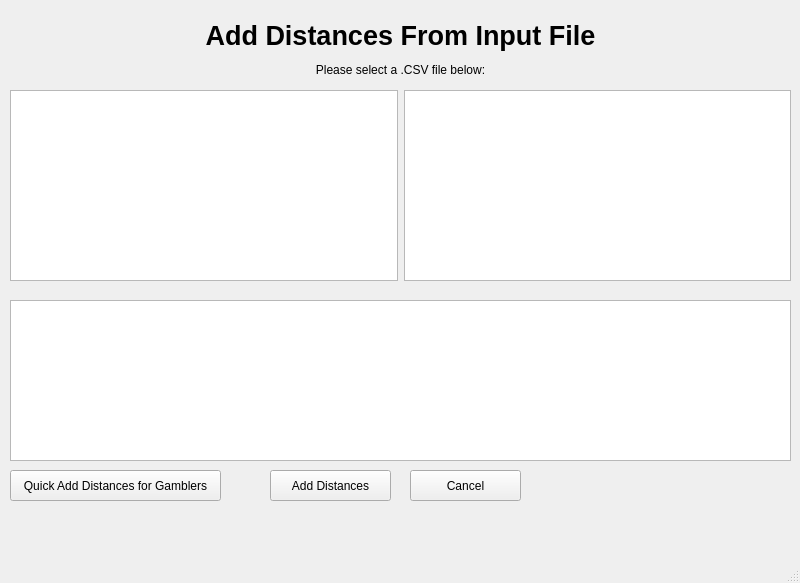
The window that StadiumTourProject/mainwindow.ui (joeyCampbelll/CS1D-Project-2) describes before a commit, drawn with Qt 5.
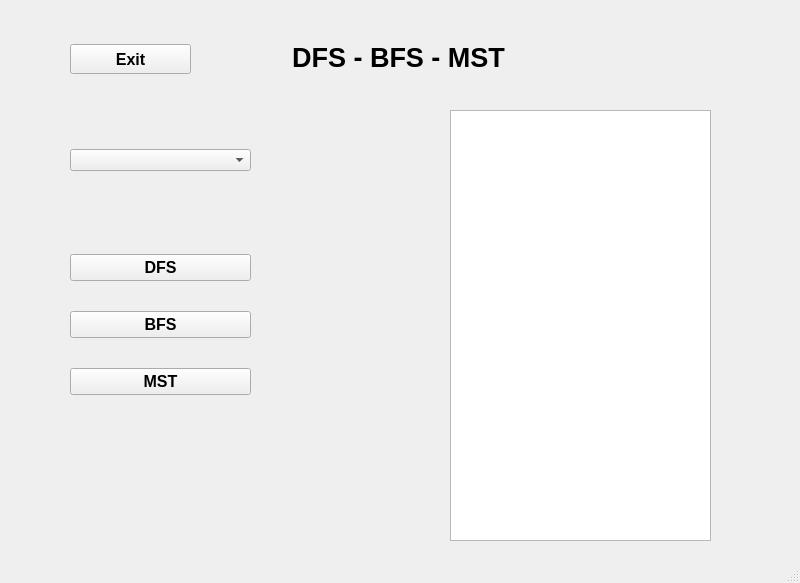
The same window after the commit.

Commit message: working on page for dfs/bfs/mst

What changed in the file:
```diff
--- a/StadiumTourProject/mainwindow.ui
+++ b/StadiumTourProject/mainwindow.ui
@@ -24,7 +24,7 @@
      </rect>
     </property>
     <property name="currentIndex">
-     <number>5</number>
+     <number>10</number>
     </property>
     <widget class="QWidget" name="mainPage">
      <widget class="QPushButton" name="adminButton">
@@ -1549,6 +1549,125 @@
       </property>
      </widget>
     </widget>
+    <widget class="QWidget" name="dfsBfsMstPage">
+     <widget class="QWidget" name="verticalLayoutWidget">
+      <property name="geometry">
+       <rect>
+        <x>70</x>
+        <y>230</y>
+        <width>181</width>
+        <height>191</height>
+       </rect>
+      </property>
+      <layout class="QVBoxLayout" name="verticalLayout">
+       <item>
+        <widget class="QPushButton" name="generateMST">
+         <property name="font">
+          <font>
+           <pointsize>12</pointsize>
+           <weight>75</weight>
+           <bold>true</bold>
+          </font>
+         </property>
+         <property name="text">
+          <string>DFS</string>
+         </property>
+        </widget>
+       </item>
+       <item>
+        <widget class="QPushButton" name="generateBFS">
+         <property name="font">
+          <font>
+           <pointsize>12</pointsize>
+           <weight>75</weight>
+           <bold>true</bold>
+          </font>
+         </property>
+         <property name="text">
+          <string>BFS</string>
+         </property>
+        </widget>
+       </item>
+       <item>
+        <widget class="QPushButton" name="generateDFS">
+         <property name="font">
+          <font>
+           <pointsize>12</pointsize>
+           <weight>75</weight>
+           <bold>true</bold>
+          </font>
+         </property>
+         <property name="text">
+          <string>MST</string>
+         </property>
+        </widget>
+       </item>
+      </layout>
+     </widget>
+     <widget class="QWidget" name="verticalLayoutWidget_2">
+      <property name="geometry">
+       <rect>
+        <x>70</x>
+        <y>120</y>
+        <width>181</width>
+        <height>81</height>
+       </rect>
+      </property>
+      <layout class="QVBoxLayout" name="verticalLayout_2">
+       <item>
+        <widget class="QComboBox" name="stadiumSelector"/>
+       </item>
+      </layout>
+     </widget>
+     <widget class="QWidget" name="verticalLayoutWidget_3">
+      <property name="geometry">
+       <rect>
+        <x>450</x>
+        <y>110</y>
+        <width>261</width>
+        <height>431</height>
+       </rect>
+      </property>
+      <layout class="QVBoxLayout" name="verticalLayout_3">
+       <item>
+        <widget class="QTextBrowser" name="displayRoute"/>
+       </item>
+      </layout>
+     </widget>
+     <widget class="QLabel" name="mainTitle_2">
+      <property name="geometry">
+       <rect>
+        <x>-2</x>
+        <y>10</y>
+        <width>801</width>
+        <height>96</height>
+       </rect>
+      </property>
+      <property name="text">
+       <string>&lt;html&gt;&lt;head/&gt;&lt;body&gt;&lt;p align=&quot;center&quot;&gt;&lt;span style=&quot; font-size:20pt; font-weight:600;&quot;&gt;DFS - BFS - MST&lt;/span&gt;&lt;/p&gt;&lt;/body&gt;&lt;/html&gt;</string>
+      </property>
+     </widget>
+     <widget class="QPushButton" name="exitTableViewButton_2">
+      <property name="geometry">
+       <rect>
+        <x>70</x>
+        <y>44</y>
+        <width>121</width>
+        <height>30</height>
+       </rect>
+      </property>
+      <property name="font">
+       <font>
+        <pointsize>12</pointsize>
+        <weight>75</weight>
+        <bold>true</bold>
+       </font>
+      </property>
+      <property name="text">
+       <string>Exit</string>
+      </property>
+     </widget>
+    </widget>
    </widget>
   </widget>
   <widget class="QStatusBar" name="statusbar"/>
```
